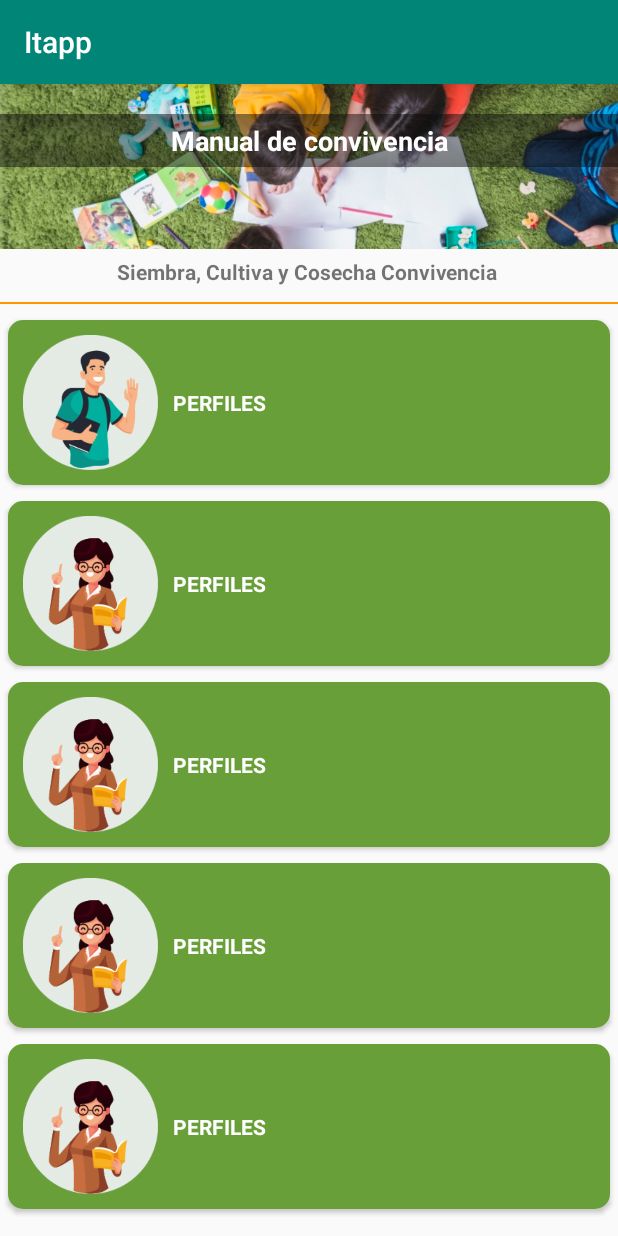
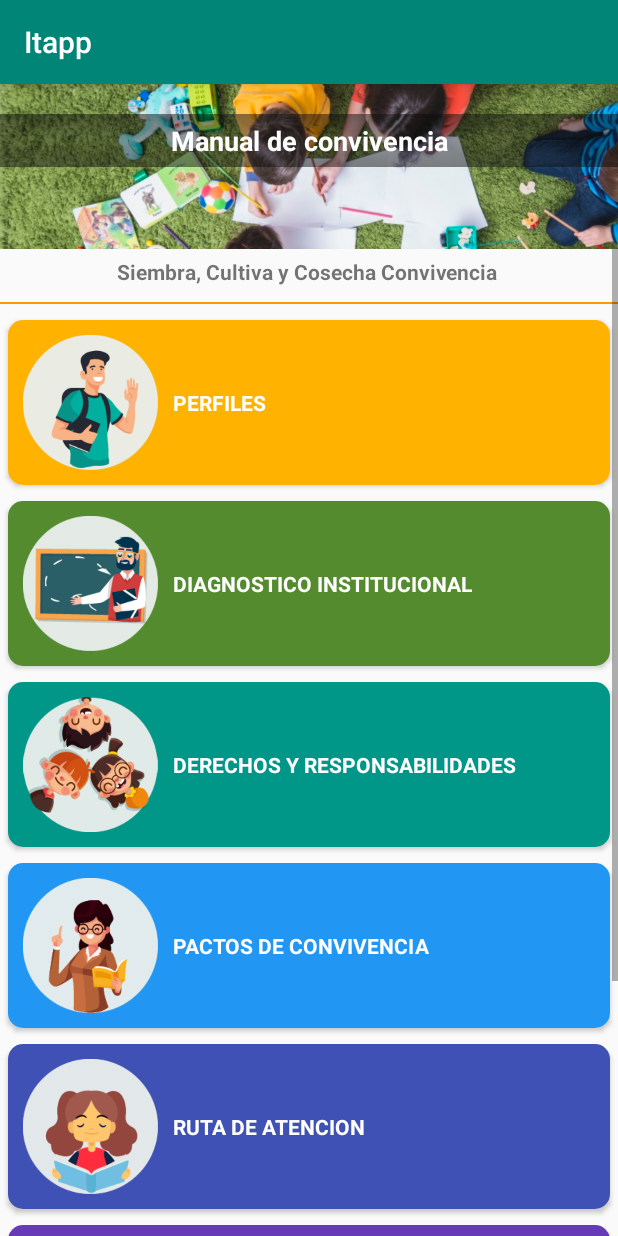
Before and after one commit to HumbertoTapia/Itapp, an Android app: the ManualActivity screen opened directly, with no data from a screen before it, on a phone screen of 412 x 824 dp. Run offline under Robolectric (Android 15) with nearby library versions, the phone set to English and light mode, and no system bars.

Commit message:
Implementacion del modulo diagnostico

```diff
--- a/app/src/main/AndroidManifest.xml
+++ b/app/src/main/AndroidManifest.xml
@@ -9,7 +9,8 @@
         android:roundIcon="@mipmap/ic_launcher_round"
         android:supportsRtl="true"
         android:theme="@style/AppTheme">
-        <activity android:name=".EstudianteActivity"></activity>
+        <activity android:name=".DiagnosticoActivity"></activity>
+        <activity android:name=".EstudianteActivity" />
         <activity android:name=".PerfilActivity" />
         <activity android:name=".ManualActivity" />
         <activity android:name=".TipsEscolares" />
--- a/app/src/main/java/com/ander/asus/itapp/ManualActivity.java
+++ b/app/src/main/java/com/ander/asus/itapp/ManualActivity.java
@@ -18,4 +18,9 @@ public class ManualActivity extends AppCompatActivity {
         Intent i = new Intent(this, PerfilActivity.class );
         startActivity(i);
     }
+
+    public void llamardiagnostico(View view) {
+        Intent i = new Intent(this, DiagnosticoActivity.class );
+        startActivity(i);
+    }
 }
--- a/app/src/main/java/com/ander/asus/itapp/PerfilActivity.java
+++ b/app/src/main/java/com/ander/asus/itapp/PerfilActivity.java
@@ -21,4 +21,6 @@ public class PerfilActivity extends AppCompatActivity {
         startActivity(i);
     }
 
+
+
 }
--- a/app/src/main/res/layout/activity_manual.xml
+++ b/app/src/main/res/layout/activity_manual.xml
@@ -77,7 +77,7 @@
                 <LinearLayout
                     android:layout_width="match_parent"
                     android:layout_height="wrap_content"
-                    android:background="#689F38"
+                    android:background="@color/color_item_manual_1"
                     android:orientation="horizontal"
                     >
 
@@ -92,7 +92,7 @@
                         android:layout_width="wrap_content"
                         android:layout_height="wrap_content"
                         android:layout_gravity="center"
-                        android:textColor="#ffffff"
+                        android:textColor="@color/texto_menu_manual"
                         android:textStyle="bold"
                         android:text="PERFILES"/>
 
@@ -103,19 +103,19 @@
                 android:layout_width="match_parent"
                 android:layout_height="wrap_content"
                 android:layout_margin="5dp"
-                android:onClick="llamarPerfil"
+                android:onClick="llamardiagnostico"
                 app:cardCornerRadius="10dp">
                 <LinearLayout
                     android:layout_width="match_parent"
                     android:layout_height="wrap_content"
-                    android:background="#689F38"
+                    android:background="@color/color_item_manual_2"
                     android:orientation="horizontal"
                     >
 
                     <ImageView
                         android:layout_width="90dp"
                         android:layout_height="90dp"
-                        android:src="@drawable/img6"
+                        android:src="@drawable/img1"
                         android:layout_margin="10dp"
                         />
 
@@ -123,9 +123,9 @@
                         android:layout_width="wrap_content"
                         android:layout_height="wrap_content"
                         android:layout_gravity="center"
-                        android:textColor="#ffffff"
+                        android:textColor="@color/texto_menu_manual"
                         android:textStyle="bold"
-                        android:text="PERFILES"/>
+                        android:text="DIAGNOSTICO INSTITUCIONAL"/>
 
                 </LinearLayout>
             </androidx.cardview.widget.CardView>
@@ -134,19 +134,18 @@
                 android:layout_width="match_parent"
                 android:layout_height="wrap_content"
                 android:layout_margin="5dp"
-                android:onClick="llamarPerfil"
                 app:cardCornerRadius="10dp">
                 <LinearLayout
                     android:layout_width="match_parent"
                     android:layout_height="wrap_content"
-                    android:background="#689F38"
+                    android:background="@color/color_item_manual_3"
                     android:orientation="horizontal"
                     >
 
                     <ImageView
                         android:layout_width="90dp"
                         android:layout_height="90dp"
-                        android:src="@drawable/img6"
+                        android:src="@drawable/img4"
                         android:layout_margin="10dp"
                         />
 
@@ -154,9 +153,9 @@
                         android:layout_width="wrap_content"
                         android:layout_height="wrap_content"
                         android:layout_gravity="center"
-                        android:textColor="#ffffff"
+                        android:textColor="@color/texto_menu_manual"
                         android:textStyle="bold"
-                        android:text="PERFILES"/>
+                        android:text="DERECHOS Y RESPONSABILIDADES"/>
 
                 </LinearLayout>
             </androidx.cardview.widget.CardView>
@@ -165,12 +164,11 @@
             android:layout_width="match_parent"
             android:layout_height="wrap_content"
             android:layout_margin="5dp"
-            android:onClick="llamarPerfil"
             app:cardCornerRadius="10dp">
             <LinearLayout
                 android:layout_width="match_parent"
                 android:layout_height="wrap_content"
-                android:background="#689F38"
+                android:background="@color/color_item_manual_4"
                 android:orientation="horizontal"
                 >
 
@@ -185,14 +183,71 @@
                     android:layout_width="wrap_content"
                     android:layout_height="wrap_content"
                     android:layout_gravity="center"
-                    android:textColor="#ffffff"
+                    android:textColor="@color/texto_menu_manual"
                     android:textStyle="bold"
-                    android:text="PERFILES"/>
+                    android:text="PACTOS DE CONVIVENCIA"/>
 
             </LinearLayout>
         </androidx.cardview.widget.CardView>
             <androidx.cardview.widget.CardView
-                android:id="@+id/cv_rutas"
+                android:layout_width="match_parent"
+                android:layout_height="wrap_content"
+                android:layout_margin="5dp"
+                app:cardCornerRadius="10dp">
+                <LinearLayout
+                    android:layout_width="match_parent"
+                    android:layout_height="wrap_content"
+                    android:background="@color/color_item_manual_5"
+                    android:orientation="horizontal"
+                    >
+
+                    <ImageView
+                        android:layout_width="90dp"
+                        android:layout_height="90dp"
+                        android:src="@drawable/img5"
+                        android:layout_margin="10dp"
+                        />
+
+                    <TextView
+                        android:layout_width="wrap_content"
+                        android:layout_height="wrap_content"
+                        android:layout_gravity="center"
+                        android:textColor="@color/texto_menu_manual"
+                        android:textStyle="bold"
+                        android:text="RUTA DE ATENCION"/>
+
+                </LinearLayout>
+            </androidx.cardview.widget.CardView>
+            <androidx.cardview.widget.CardView
+                android:layout_width="match_parent"
+                android:layout_height="wrap_content"
+                android:layout_margin="5dp"
+                            app:cardCornerRadius="10dp">
+                <LinearLayout
+                    android:layout_width="match_parent"
+                    android:layout_height="wrap_content"
+                    android:background="@color/color_item_manual_6"
+                    android:orientation="horizontal"
+                    >
+
+                    <ImageView
+                        android:layout_width="90dp"
+                        android:layout_height="90dp"
+                        android:src="@drawable/img3"
+                        android:layout_margin="10dp"
+                        />
+
+                    <TextView
+                        android:layout_width="wrap_content"
+                        android:layout_height="wrap_content"
+                        android:layout_gravity="center"
+                        android:textColor="@color/texto_menu_manual"
+                        android:textStyle="bold"
+                        android:text="PROTOCOLOS DE ATENCION"/>
+
+                </LinearLayout>
+            </androidx.cardview.widget.CardView>
+            <androidx.cardview.widget.CardView
                 android:layout_width="match_parent"
                 android:layout_height="wrap_content"
                 android:layout_margin="5dp"
@@ -201,14 +256,14 @@
                 <LinearLayout
                     android:layout_width="match_parent"
                     android:layout_height="wrap_content"
-                    android:background="#689F38"
+                    android:background="@color/color_item_manual_7"
                     android:orientation="horizontal"
                     >
 
                     <ImageView
                         android:layout_width="90dp"
                         android:layout_height="90dp"
-                        android:src="@drawable/img6"
+                        android:src="@drawable/img2"
                         android:layout_margin="10dp"
                         />
 
@@ -216,13 +271,12 @@
                         android:layout_width="wrap_content"
                         android:layout_height="wrap_content"
                         android:layout_gravity="center"
-                        android:textColor="#ffffff"
+                        android:textColor="@color/texto_menu_manual"
                         android:textStyle="bold"
-                        android:text="PERFILES"/>
+                        android:text="ESTIMULOS"/>
 
                 </LinearLayout>
             </androidx.cardview.widget.CardView>
-
 
 
 
--- a/app/src/main/res/values/colors.xml
+++ b/app/src/main/res/values/colors.xml
@@ -3,4 +3,13 @@
     <color name="colorPrimary">#008577</color>
     <color name="colorPrimaryDark">#00574B</color>
     <color name="colorAccent">#D81B60</color>
+
+    <color name="color_item_manual_1">#FFB300</color>
+    <color name="color_item_manual_2">#558b2f</color>
+    <color name="color_item_manual_3">#009688</color>
+    <color name="color_item_manual_4">#2196F3</color>
+    <color name="color_item_manual_5">#3F51B5</color>
+    <color name="color_item_manual_6">#673AB7</color>
+    <color name="color_item_manual_7">#9C27B0</color>
+    <color name="texto_menu_manual">#ffffff</color>
 </resources>
```
Also changed, not shown: app/src/main/java/com/ander/asus/itapp/DiagnosticoActivity.java (added, +14 -0 lines), app/src/main/res/layout/activity_diagnostico.xml (added, +231 -0 lines), app/src/main/res/layout/activity_menu.xml (+6 -2 lines), app/src/main/res/drawable/banner_diagnostico.jpg (added).
